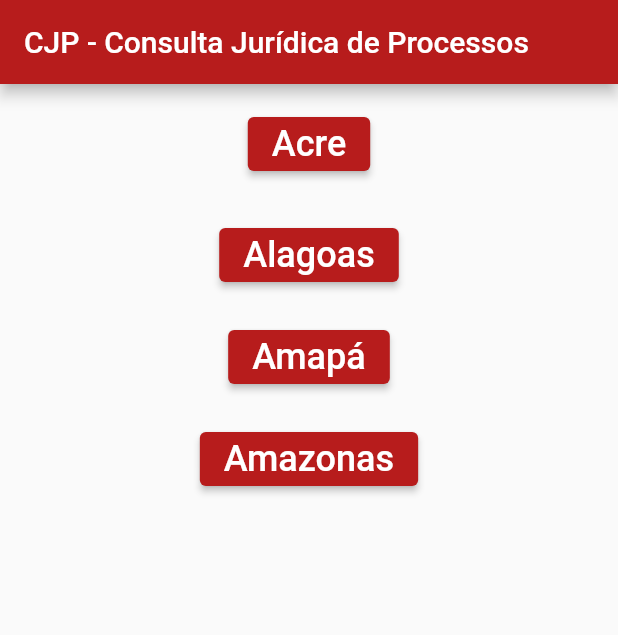
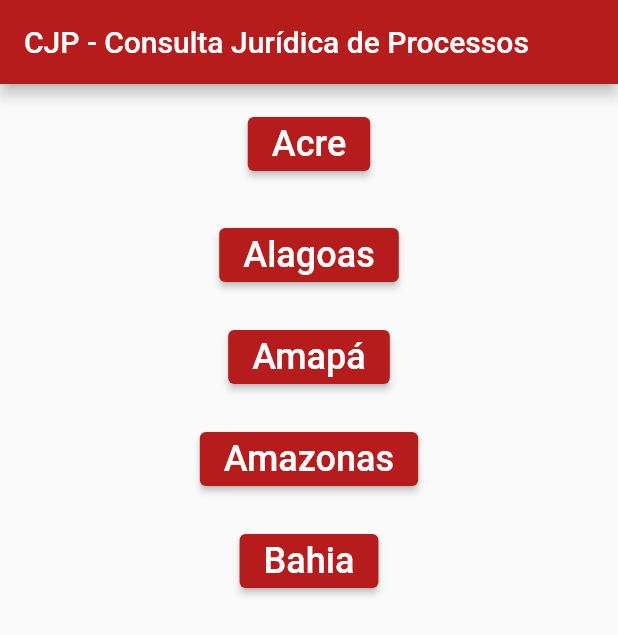
Before and after one commit to HeroRickyGAMES/Projeto-CPJ-Consulta-Juridica-de-Processos, a Flutter app: the screen it shows after launch, on a phone screen of 412 x 824 dp. Shown: the top 635 px of the screen. Run offline on Flutter 3.47's test engine with Material 2 defaults, Android fonts, the light colour scheme and no system bars; our stand-ins replace webview_flutter.

Commit message:
Adição da Bahia

```diff
--- a/lib/main.dart
+++ b/lib/main.dart
@@ -3,6 +3,7 @@
 import './Acre.dart';
 import './Alagoas.dart';
 import './amapa.dart';
+import './Bahia.dart';
 
 //Programado por HeroRickyGames
 
@@ -63,6 +64,15 @@
     Navigator.push(context,
         MaterialPageRoute(builder: (context){
           return Amazonas();
+        }));
+
+  }
+
+  void BahiaBTN()  {
+
+    Navigator.push(context,
+        MaterialPageRoute(builder: (context){
+          return Bahia();
         }));
 
   }
@@ -150,6 +160,23 @@
               ),
             ),
           ),
+          Container(
+            alignment: Alignment.center,
+            padding: EdgeInsets.all(10),
+            child:
+            ElevatedButton(
+              onPressed: BahiaBTN,
+              child: Text(
+                'Bahia',
+                style: TextStyle(
+                  fontSize: 24,
+                ),
+              ),
+              style: ElevatedButton.styleFrom(
+                backgroundColor: Colors.red[900],
+              ),
+            ),
+          ),
         ]
       ),
     );
```
Also changed, not shown: lib/Bahia.dart (added, +105 -0 lines).
